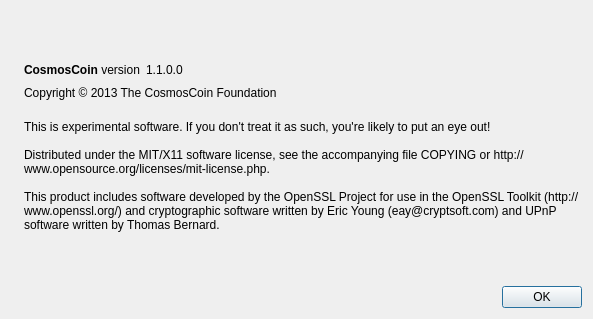
This is src/qt/forms/aboutdialog.ui in cosmoscoin/cosmoscoin as Qt 5 draws it before an edit. The edited form follows.
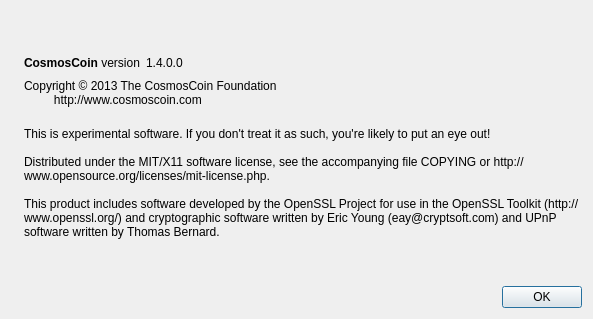
This is the edited form. Icons and pictures are not drawn.

Patch:
```diff
--- a/src/qt/forms/aboutdialog.ui
+++ b/src/qt/forms/aboutdialog.ui
@@ -63,7 +63,7 @@
           <cursorShape>IBeamCursor</cursorShape>
          </property>
          <property name="text">
-          <string notr="true">1.1.0.0</string>
+          <string notr="true">1.4.0.0</string>
          </property>
          <property name="textInteractionFlags">
           <set>Qt::LinksAccessibleByMouse|Qt::TextSelectableByKeyboard|Qt::TextSelectableByMouse</set>
@@ -91,7 +91,8 @@
         <cursorShape>IBeamCursor</cursorShape>
        </property>
        <property name="text">
-        <string>Copyright © 2013 The CosmosCoin Foundation</string>
+        <string>Copyright © 2013 The CosmosCoin Foundation
+         http://www.cosmoscoin.com</string>
        </property>
        <property name="textInteractionFlags">
         <set>Qt::LinksAccessibleByMouse|Qt::TextSelectableByKeyboard|Qt::TextSelectableByMouse</set>
```
